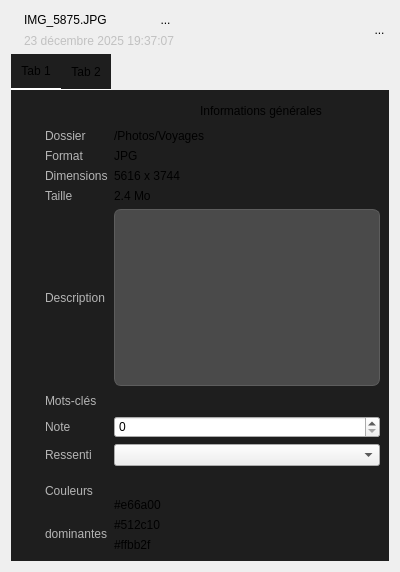
Qt form gallery/inspectorview.ui (Vrock691/IHM) before a commit.
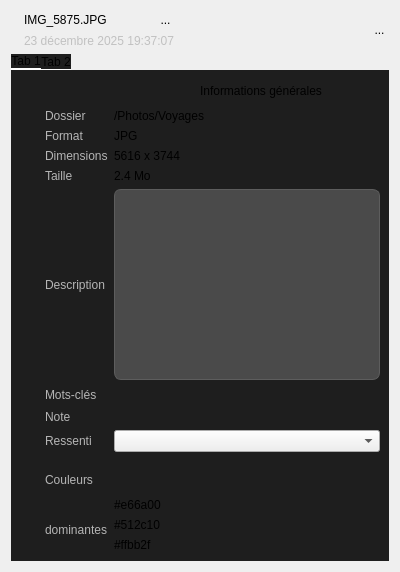
The same form after that commit.

Patch:
```diff
--- a/gallery/inspectorview.ui
+++ b/gallery/inspectorview.ui
@@ -120,13 +120,14 @@
 QTabWidget::pane {
     border: none;
 	background-color: #1E1E1E;
+	padding: 0px;
 }
 
 QTabBar::tab {
     background: transparent;
     border: none;
     border-bottom: 1px solid #FFFFFF;
-    padding: 10px;
+    padding: 0px;
 	margin-left: 0px;
 }
 
@@ -211,6 +212,12 @@
              </item>
              <item row="4" column="1">
               <widget class="QTextEdit" name="descriptionEdit">
+               <property name="minimumSize">
+                <size>
+                 <width>81</width>
+                 <height>35</height>
+                </size>
+               </property>
                <property name="styleSheet">
                 <string notr="true">QTextEdit {
         background-color: #4A4A4A;
@@ -373,9 +380,6 @@
                </item>
               </layout>
              </item>
-             <item row="6" column="1">
-              <widget class="QSpinBox" name="spinBox"/>
-             </item>
              <item row="5" column="1">
               <widget class="QWidget" name="tagsContainer" native="true">
                <layout class="QHBoxLayout" name="horizontalLayout_6"/>
@@ -435,6 +439,9 @@
                </item>
               </layout>
              </item>
+             <item row="6" column="1">
+              <widget class="QWidget" name="ratingContainer" native="true"/>
+             </item>
             </layout>
            </item>
           </layout>
```
Left out of the diff: 8 changed lines with no effect on the pictures.
